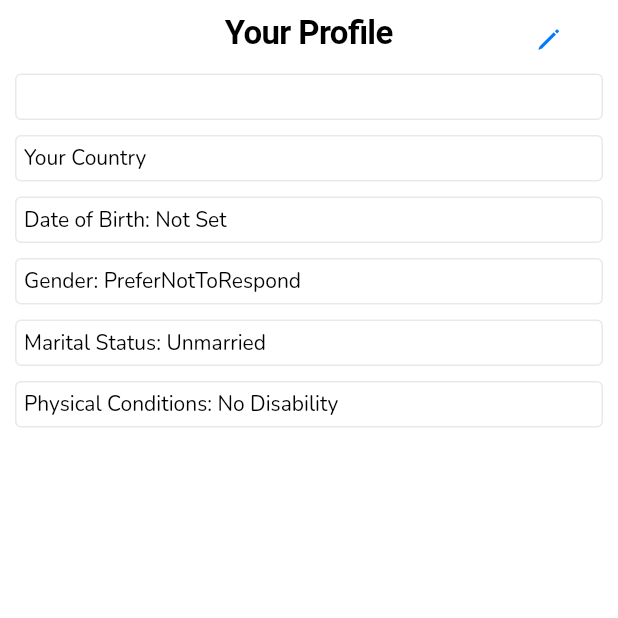
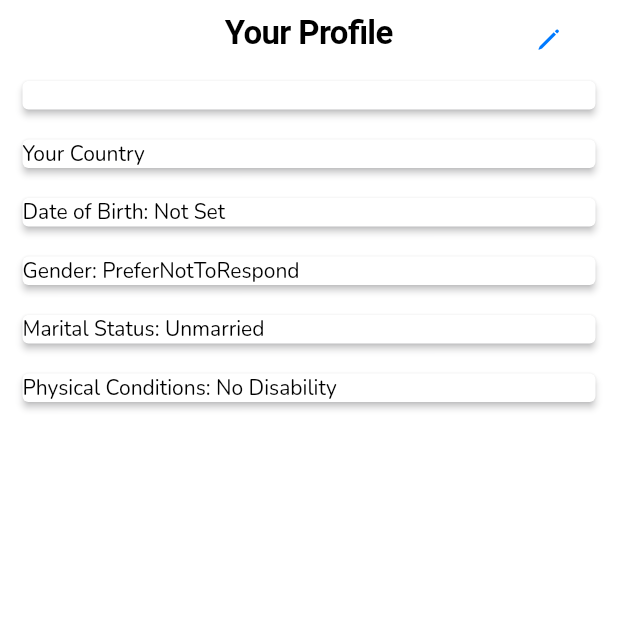
Before and after one commit to omparaday/goodness, a Flutter app: the ProfilePage screen opened directly, on a phone screen of 412 x 824 dp, the top half of it. Run offline on Flutter 3.47's test engine with Material 2 defaults, Android fonts, the phone set to English and light mode, and no system bars; our stand-ins replace google_fonts, shared_preferences, sprintf; missing offline and left inert: shared_preferences_web; accounts and stored records are empty.

Commit message:
Adding shadows for decorated widgets instead of borders

```diff
--- a/lib/widgets/DecoratedText.dart
+++ b/lib/widgets/DecoratedText.dart
@@ -1,4 +1,5 @@
 import 'package:flutter/cupertino.dart';
+import 'package:flutter/material.dart';
 
 class DecoratedText extends StatelessWidget {
   const DecoratedText(String this._text, {Key? key, TextStyle? this.textStyle})
@@ -14,16 +15,14 @@
         margin: const EdgeInsets.only(top: 5.0, bottom: 5.0),
         padding: const EdgeInsets.all(5.0),
         width: mediaQuery.size.width,
-        decoration: BoxDecoration(
-          border: Border.all(
-            color: CupertinoColors.opaqueSeparator.withAlpha(100),
-          ),
-          borderRadius: BorderRadius.all(Radius.circular(4)),
-          shape: BoxShape.rectangle,
-        ),
-        child: Text(
-          _text,
-          style: textStyle,
-        ));
+        child: PhysicalModel(
+            color: CupertinoTheme.of(context).scaffoldBackgroundColor,
+            elevation: 2,
+            borderRadius: BorderRadius.all(Radius.circular(4)),
+            shadowColor: CupertinoColors.opaqueSeparator,
+            child: Text(
+              _text,
+              style: textStyle,
+            )));
   }
 }
```
Also changed, not shown: lib/widgets/DecoratedWidget.dart (+6 -8 lines).
